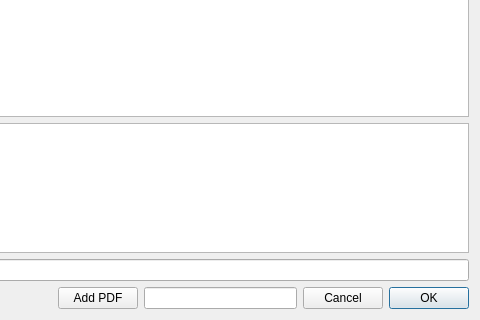
Before: the Qt Designer form PaperDlg.ui in congchenutd/papernet, drawn with Qt 5; both pictures show x 106 to 586 and y 219 to 539 of the 586 by 539 pixel window.
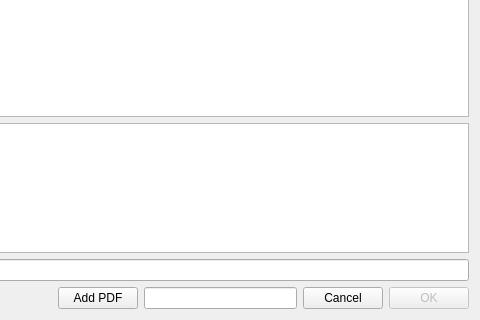
After: the same form once the commit is applied. Custom widgets are drawn as their Qt base class.

```diff
--- a/PaperDlg.ui
+++ b/PaperDlg.ui
@@ -223,6 +223,9 @@
      </item>
      <item>
       <widget class="QPushButton" name="btOK">
+       <property name="enabled">
+        <bool>false</bool>
+       </property>
        <property name="text">
         <string>OK</string>
        </property>
```
